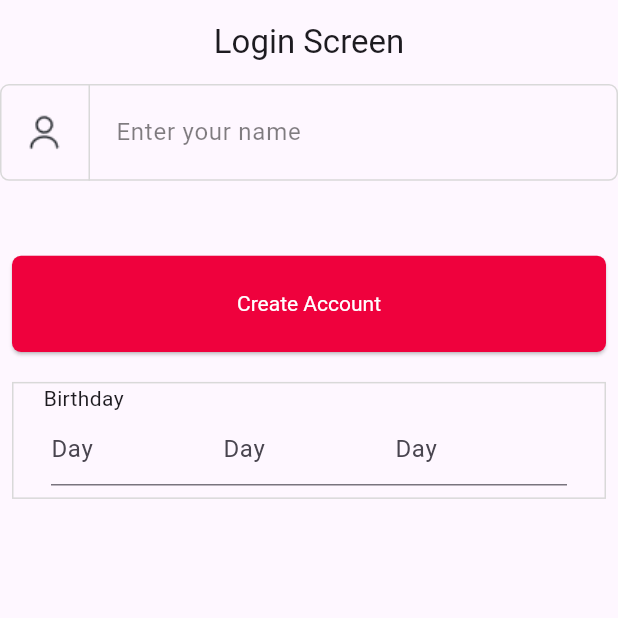
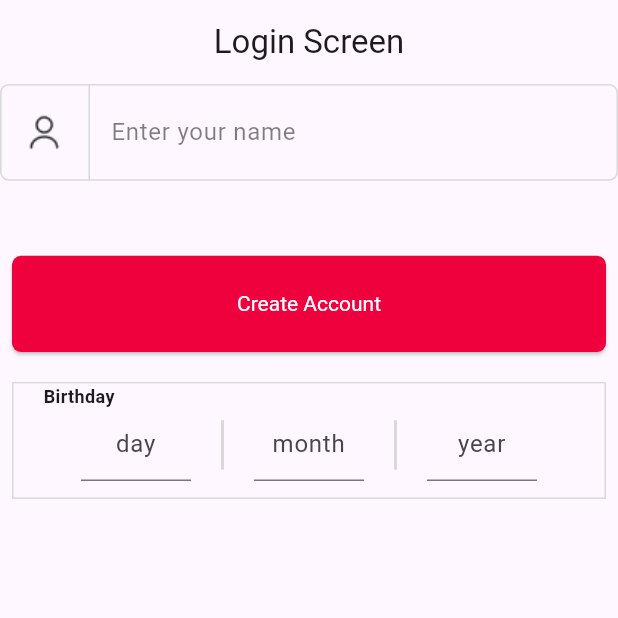
Before and after one commit to zaidahmedkhan/cosend_clone, a Flutter app: the screen it shows after launch, on a phone screen of 412 x 824 dp, the top half of it. Run offline on Flutter 3.47's test engine with Material 3 defaults, Android fonts, the phone set to English and light mode, and no system bars.

Commit message:
custom birthday text field added

```diff
--- a/lib/core/constants/app_strings.dart
+++ b/lib/core/constants/app_strings.dart
@@ -1,3 +1,6 @@
 class AppStrings {
   static const String birthday = "Birthday";
+  static const String day = "day";
+  static const String month = "month";
+  static const String year = "year";
 }
--- a/lib/view/screens/login_screen.dart
+++ b/lib/view/screens/login_screen.dart
@@ -19,7 +19,7 @@ class LoginScreen extends StatelessWidget {
         child: Column(
           children: [
             const CustomTextfield(
-              hintText: "   Enter your name",
+              hintText: "Enter your name",
               prefixIconPath: AppImages.personIcon,
               borderRadius: 6,
             ),
--- a/lib/view/widgets/birthday_text_field.dart
+++ b/lib/view/widgets/birthday_text_field.dart
@@ -12,36 +12,62 @@ class BirthdayTextField extends StatelessWidget {
       height: 78,
       decoration: BoxDecoration(
           border: Border.all(color: AppColors.textFieldBorderColor)),
-      child: const Column(
+      child: Column(
         children: [
-          Row(
+          const Row(
             children: [
               SizedBox(width: 20),
-              Text(AppStrings.birthday),
+              Text(
+                AppStrings.birthday,
+                style: TextStyle(fontSize: 12, fontWeight: FontWeight.w700),
+              ),
             ],
           ),
           Row(
             mainAxisAlignment: MainAxisAlignment.spaceBetween,
             children: [
-              SizedBox(width: 25),
-              Expanded(
+              const SizedBox(width: 45),
+              const Expanded(
                 child: TextField(
-                  decoration: InputDecoration(hintText: "Day"),
+                  textAlign: TextAlign.center,
+                  decoration: InputDecoration(
+                      hintText: AppStrings.day,
+                      focusedBorder: UnderlineInputBorder()),
                 ),
               ),
-              Expanded(
+              const SizedBox(width: 20),
+              Container(
+                height: 33,
+                width: 2,
+                color: AppColors.textFieldBorderColor,
+              ),
+              const SizedBox(width: 20),
+              const Expanded(
                 child: TextField(
-                  decoration: InputDecoration(hintText: "Day"),
+                  textAlign: TextAlign.center,
+                  decoration: InputDecoration(
+                      hintText: AppStrings.month,
+                      focusedBorder: UnderlineInputBorder()),
                 ),
               ),
-              Expanded(
+              const SizedBox(width: 20),
+              Container(
+                height: 33,
+                width: 2,
+                color: AppColors.textFieldBorderColor,
+              ),
+              const SizedBox(width: 20),
+              const Expanded(
                 child: TextField(
-                  decoration: InputDecoration(hintText: "Day"),
+                  textAlign: TextAlign.center,
+                  decoration: InputDecoration(
+                      hintText: AppStrings.year,
+                      focusedBorder: UnderlineInputBorder()),
                 ),
               ),
-              SizedBox(width: 25),
+              const SizedBox(width: 45),
             ],
-          )
+          ),
         ],
       ),
     );
--- a/lib/view/widgets/custom_text_field.dart
+++ b/lib/view/widgets/custom_text_field.dart
@@ -21,18 +21,22 @@ class CustomTextfield extends StatelessWidget {
       constraints: BoxConstraints(minHeight: height, minWidth: width),
       child: TextField(
           decoration: InputDecoration(
-              prefixIcon: Container(
+              contentPadding: const EdgeInsets.only(left: 10),
+              prefixIcon: Padding(
+                padding: const EdgeInsets.only(right: 10),
+                child: Container(
                   height: 64.51,
                   width: 60,
                   decoration: const BoxDecoration(
                       border: Border(
-                        right:
-                            BorderSide(color: AppColors.textFieldBorderColor))),
+                          right: BorderSide(
+                              color: AppColors.textFieldBorderColor))),
                   child: Center(
                     child: Image.asset(
                       prefixIconPath,
                       height: 24,
                       width: 24,
+                    ),
                   ),
                 ),
               ),
```
Lines whose indentation alone changed are shown as unchanged.
